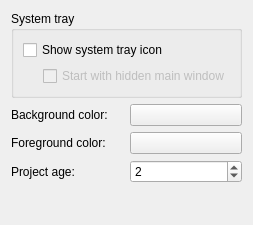
Above: src/settingsbase.ui from moustafine/kring before the change. Below: the same form after it.
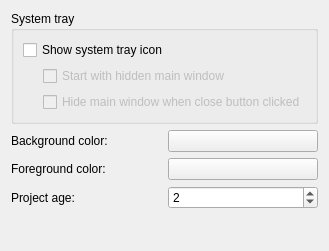
That is the form after the change. Custom widgets are drawn as their Qt base class.

Commit message: Add "Hide main window when close..." setting

What changed in the file:
```diff
--- a/src/settingsbase.ui
+++ b/src/settingsbase.ui
@@ -6,8 +6,8 @@
    <rect>
     <x>0</x>
     <y>0</y>
-    <width>250</width>
-    <height>225</height>
+    <width>320</width>
+    <height>251</height>
    </rect>
   </property>
   <layout class="QVBoxLayout">
@@ -46,6 +46,8 @@
          </spacer>
         </item>
         <item>
+         <layout class="QVBoxLayout">
+          <item>
          <widget class="QCheckBox" name="kcfg_windowHidingOnStart">
           <property name="enabled">
            <bool>false</bool>
@@ -55,6 +57,18 @@
           </property>
          </widget>
         </item>
+          <item>
+           <widget class="QCheckBox" name="kcfg_windowHidingOnClose">
+            <property name="enabled">
+             <bool>false</bool>
+            </property>
+            <property name="text">
+             <string>Hide main window when close button clicked</string>
+            </property>
+           </widget>
+          </item>
+         </layout>
+        </item>
        </layout>
       </item>
      </layout>
```
Left out of the diff: 16 changed lines with no effect on the pictures. Lines whose indentation alone changed are shown as unchanged. The commit also changes 3 other files.
